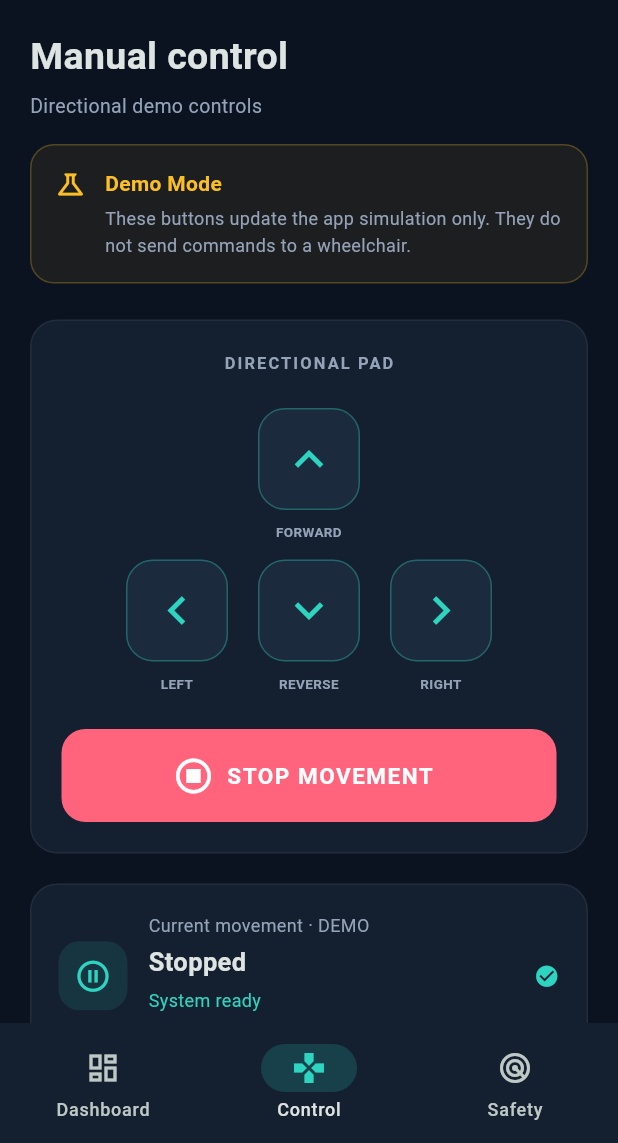
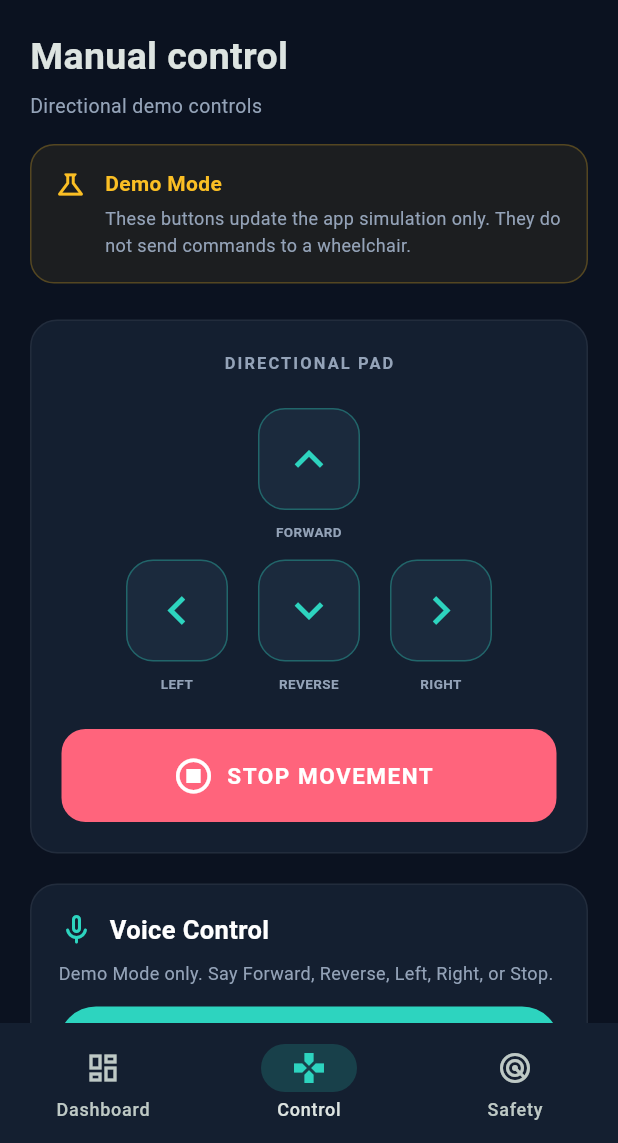
Before and after one commit to dev70022007/safeassist, a Flutter app: the screen it shows after launch, item 2 of the bottom bar chosen, on a phone screen of 412 x 824 dp, the part 93-1236 px from its top. Run offline on Flutter 3.47's test engine with Material 3 defaults, Android fonts, the phone set to English and light mode, and no system bars; our stand-ins replace speech_to_text.

Commit message:
Add voice command controls

```diff
--- a/lib/screens/safe_assist_home.dart
+++ b/lib/screens/safe_assist_home.dart
@@ -1,4 +1,5 @@
 import 'package:flutter/material.dart';
+import 'package:speech_to_text/speech_to_text.dart' as stt;
 
 import '../controllers/demo_controller.dart';
 import '../theme/app_theme.dart';
@@ -14,6 +15,13 @@ class _SafeAssistHomeState extends State<SafeAssistHome> {
   int selectedPage = 0;
 
   final DemoController controller = DemoController();
+  final stt.SpeechToText speech = stt.SpeechToText();
+
+  bool isListening = false;
+  bool speechAvailable = false;
+  bool voiceCommandHandled = false;
+
+  String recognizedSpeech = 'Tap the microphone to give a command';
 
   String get movementStatus => controller.movementStatus;
   String get safetyMessage => controller.safetyMessage;
@@ -49,10 +57,142 @@ class _SafeAssistHomeState extends State<SafeAssistHome> {
     });
   }
 
+  Future<void> toggleVoiceControl() async {
+    if (isListening) {
+      await speech.stop();
+
+      if (!mounted) return;
+
+      setState(() {
+        isListening = false;
+        if (recognizedSpeech == 'Listening...') {
+          recognizedSpeech = 'Listening stopped';
+        }
+      });
+
+      return;
+    }
+
+    try {
+      voiceCommandHandled = false;
+
+      speechAvailable = await speech.initialize(
+        onStatus: (status) {
+          if (!mounted) return;
+
+          if (status == 'notListening' || status == 'done') {
+            setState(() {
+              isListening = false;
+
+              if (recognizedSpeech == 'Listening...') {
+                recognizedSpeech = 'Listening ended. Tap to try again.';
+              }
+            });
+          }
+        },
+        onError: (error) {
+          if (!mounted) return;
+
+          setState(() {
+            isListening = false;
+            recognizedSpeech = 'Speech recognition error: ${error.errorMsg}';
+          });
+        },
+      );
+
+      if (!mounted) return;
+
+      if (!speechAvailable) {
+        setState(() {
+          isListening = false;
+          recognizedSpeech =
+              'Speech recognition unavailable. Check microphone permission.';
+        });
+        return;
+      }
+
+      setState(() {
+        isListening = true;
+        recognizedSpeech = 'Listening...';
+      });
+
+      await speech.listen(
+        listenOptions: stt.SpeechListenOptions(
+          listenFor: const Duration(seconds: 30),
+          pauseFor: const Duration(seconds: 5),
+          partialResults: true,
+          cancelOnError: true,
+        ),
+        onResult: (result) {
+          if (!mounted) return;
+
+          final words = result.recognizedWords.toLowerCase().trim();
+
+          setState(() {
+            if (words.isNotEmpty) {
+              recognizedSpeech = words;
+            } else if (isListening) {
+              recognizedSpeech = 'Listening...';
+            }
+          });
+
+          if (!result.finalResult || voiceCommandHandled) return;
+
+          String? command;
+
+          if (RegExp(r'\bstop\b').hasMatch(words)) {
+            command = 'STOP';
+          } else if (RegExp(r'\bforward\b').hasMatch(words)) {
+            command = 'Forward';
+          } else if (RegExp(r'\b(reverse|backward|back)\b').hasMatch(words)) {
+            command = 'Reverse';
+          } else if (RegExp(r'\bleft\b').hasMatch(words)) {
+            command = 'Left';
+          } else if (RegExp(r'\bright\b').hasMatch(words)) {
+            command = 'Right';
+          }
+
+          voiceCommandHandled = true;
+
+          if (command != null) {
+            issueCommand(command);
+
+            setState(() {
+              recognizedSpeech = 'Command recognized: $command';
+              isListening = false;
+            });
+
+            speech.stop();
+          } else {
+            setState(() {
+              recognizedSpeech = 'Command not recognized. Try Forward, Reverse, Left, Right, or Stop.';
+              isListening = false;
+            });
+
+            speech.stop();
+          }
+        },
+      );
+    } catch (e) {
+      if (!mounted) return;
+
+      setState(() {
+        isListening = false;
+        recognizedSpeech = 'Could not start voice recognition';
+      });
+    }
+  }
+
   void toggleObstacle(bool value) {
     setState(() {
       controller.toggleObstacle(value);
     });
+  }
+
+  @override
+  void dispose() {
+    speech.cancel();
+    super.dispose();
   }
 
   @override
@@ -450,6 +590,58 @@ class _SafeAssistHomeState extends State<SafeAssistHome> {
             ),
           ),
           const SizedBox(height: 20),
+          Container(
+            padding: const EdgeInsets.all(18),
+            decoration: _panelDecoration(),
+            child: Column(
+              crossAxisAlignment: CrossAxisAlignment.start,
+              children: [
+                const Row(
+                  children: [
+                    Icon(Icons.mic_none_rounded, color: teal, size: 24),
+                    SizedBox(width: 10),
+                    Text(
+                      'Voice Control',
+                      style: TextStyle(
+                        color: Colors.white,
+                        fontSize: 17,
+                        fontWeight: FontWeight.bold,
+                      ),
+                    ),
+                  ],
+                ),
+                const SizedBox(height: 8),
+                const Text(
+                  'Demo Mode only. Say Forward, Reverse, Left, Right, or Stop.',
+                  style: TextStyle(color: muted, fontSize: 12),
+                ),
+                const SizedBox(height: 14),
+                SizedBox(
+                  width: double.infinity,
+                  height: 50,
+                  child: FilledButton.icon(
+                    onPressed: toggleVoiceControl,
+                    icon: Icon(
+                      isListening ? Icons.mic : Icons.mic_none_rounded,
+                    ),
+                    label: Text(
+                      isListening ? 'Stop Listening' : 'Start Voice Control',
+                    ),
+                    style: FilledButton.styleFrom(
+                      backgroundColor: isListening ? danger : teal,
+                      foregroundColor: Colors.white,
+                    ),
+                  ),
+                ),
+                const SizedBox(height: 12),
+                Text(
+                  'Recognized speech: $recognizedSpeech',
+                  style: const TextStyle(color: muted, fontSize: 13),
+                ),
+              ],
+            ),
+          ),
+          const SizedBox(height: 20),
           _buildMovementSummary(),
           const SizedBox(height: 16),
           _buildDisclaimer(),
@@ -460,7 +652,6 @@ class _SafeAssistHomeState extends State<SafeAssistHome> {
 
   Widget _buildSafetyOverview() {
     final bool hazardDetected = frontObstacle || rearObstacle || downwardHazard;
-
     final Color statusColor = hazardDetected ? danger : teal;
 
     return Container(
@@ -558,7 +749,6 @@ class _SafeAssistHomeState extends State<SafeAssistHome> {
         children: [
           _sectionHeading('Safety monitor', 'Simulated sensor readings'),
           const SizedBox(height: 16),
-
           _buildSafetyOverview(),
           const SizedBox(height: 16),
           _notice(
--- a/pubspec.yaml
+++ b/pubspec.yaml
@@ -34,6 +34,7 @@ dependencies:
   # The following adds the Cupertino Icons font to your application.
   # Use with the CupertinoIcons class for iOS style icons.
   cupertino_icons: ^1.0.8
+  speech_to_text: ^7.5.0
 
 dev_dependencies:
   flutter_test:
```
Also changed, not shown: pubspec.lock, 4 other files.
